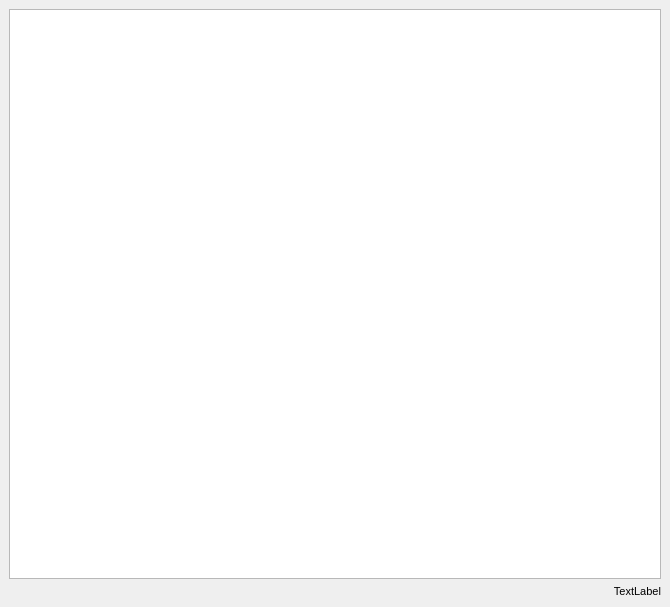
Old version of the form src/airunner/widgets/canvas_plus/templates/canvas_plus.ui in the repository Capsize-Games/airunner.
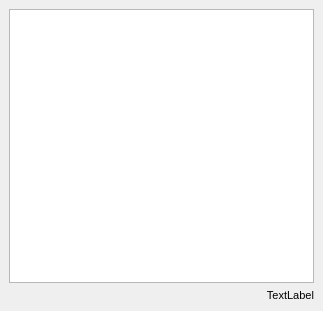
New version of the form.

Commit message: fixes issue with window resizing

Patch:
```diff
--- a/src/airunner/widgets/canvas_plus/templates/canvas_plus.ui
+++ b/src/airunner/widgets/canvas_plus/templates/canvas_plus.ui
@@ -6,12 +6,12 @@
    <rect>
     <x>0</x>
     <y>0</y>
-    <width>670</width>
-    <height>607</height>
+    <width>323</width>
+    <height>311</height>
    </rect>
   </property>
   <property name="sizePolicy">
-   <sizepolicy hsizetype="MinimumExpanding" vsizetype="MinimumExpanding">
+   <sizepolicy hsizetype="Expanding" vsizetype="Expanding">
     <horstretch>0</horstretch>
     <verstretch>0</verstretch>
    </sizepolicy>
@@ -47,7 +47,7 @@
    <item row="0" column="0">
     <widget class="QWidget" name="central_widget" native="true">
      <property name="sizePolicy">
-      <sizepolicy hsizetype="MinimumExpanding" vsizetype="MinimumExpanding">
+      <sizepolicy hsizetype="Expanding" vsizetype="Expanding">
        <horstretch>0</horstretch>
        <verstretch>0</verstretch>
       </sizepolicy>
```
The commit also changes 5 other files.
